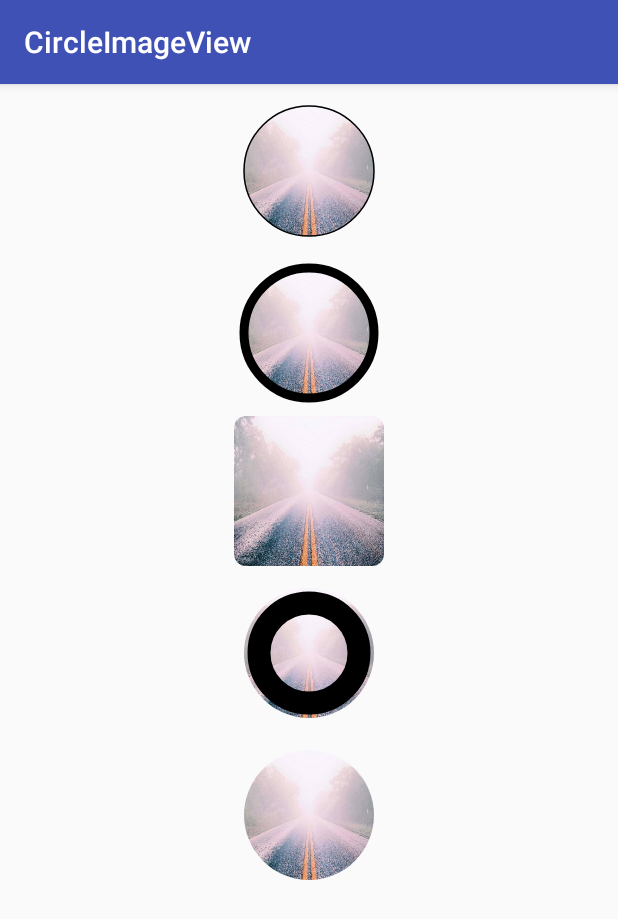
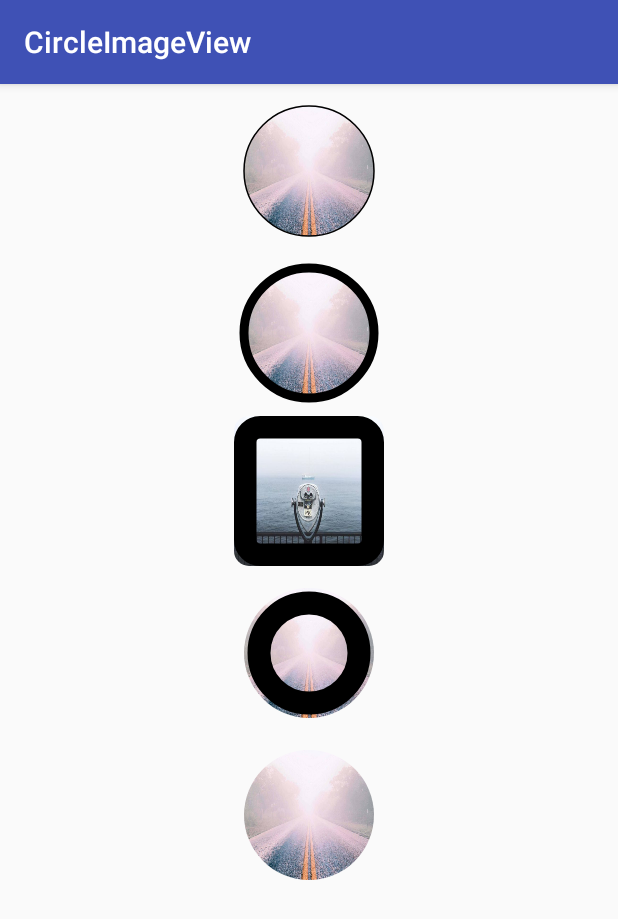
Before and after one commit to Aaron-DBJ/CircleImageView, an Android app: the screen it shows after launch (MainActivity), on a phone screen of 412 x 824 dp. Shown: the top 919 px of the screen. Run offline under Robolectric (Android 15) with nearby library versions, the phone set to English and light mode, and no system bars; our stand-ins replace CircleImageView.

Commit message:
增加圆角矩形边框和可以设置长短半轴的功能

```diff
--- a/app/build.gradle
+++ b/app/build.gradle
@@ -19,10 +19,12 @@ android {
 }
 
 dependencies {
-    implementation fileTree(dir: 'libs', include: ['*.jar'])
+    implementation fileTree(include: ['*.jar'], dir: 'libs')
     implementation 'com.android.support:appcompat-v7:27.1.1'
     implementation 'com.android.support.constraint:constraint-layout:1.1.3'
     testImplementation 'junit:junit:4.12'
     androidTestImplementation 'com.android.support.test:runner:1.0.2'
     androidTestImplementation 'com.android.support.test.espresso:espresso-core:3.0.2'
+    implementation 'com.github.bumptech.glide:glide:4.8.0'
+    implementation 'com.squareup.okhttp3:okhttp:3.11.0'
 }
--- a/app/src/main/AndroidManifest.xml
+++ b/app/src/main/AndroidManifest.xml
@@ -1,7 +1,7 @@
 <?xml version="1.0" encoding="utf-8"?>
 <manifest xmlns:android="http://schemas.android.com/apk/res/android"
     package="com.arron_dbj.circleimageview">
-
+    <uses-permission android:name="android.permission.INTERNET"/>
     <application
         android:allowBackup="true"
         android:icon="@mipmap/ic_launcher"
--- a/app/src/main/java/com/arron_dbj/circleimageview/CircleImageView.java
+++ b/app/src/main/java/com/arron_dbj/circleimageview/CircleImageView.java
@@ -20,38 +20,48 @@ public class CircleImageView extends View {
      * 图形画笔
      */
     private Paint mPaint;
+
     /**
      * 绘制在所画区域的贴图
      */
     private Bitmap bitmap;
+
     /**
      * 图片着色器
      */
     private BitmapShader shader;
+
     /**
      * 绘制边框的画笔
      */
     private Paint mBorderPaint;
+
     /**
      * 图形形状，0表示圆形，1表示圆角矩形
      */
     private int enumShapeStyle = 0;
+
     /**
      * 圆角半径，暂时长半轴和短半轴设置为一样
      */
-    private float roundRadius = 5;
+    private float roundRadiusX = 5;
+    private float roundRadiusY = 5;
+
     /**
      * 边框宽度
      */
     private float borderWidth = 0;
+
     /**
      * 边框颜色
      */
-    private int strokeBorderColor = Color.TRANSPARENT;
+    private int borderColor = Color.TRANSPARENT;
+
     /**
      * 圆形视图的圆心x轴坐标
      */
     float circleX;
+
     /**
      * 圆形视图的圆心y轴坐标
      */
@@ -73,6 +83,7 @@ public class CircleImageView extends View {
         super(context, attrs);
         init(context, attrs);
     }
+
 
     /**
      * 主要用来处理视图宽或高为wrap_content的情况
@@ -120,23 +131,27 @@ public class CircleImageView extends View {
         bitmap = BitmapFactory.decodeResource(getResources(), bitmapId);
         enumShapeStyle = typedArray.getInt(R.styleable.CircleImageView_shapeStyle, 0);
         if (enumShapeStyle == 1){
-            roundRadius = typedArray.getDimension(R.styleable.CircleImageView_roundRadius, 5);
+            roundRadiusX = typedArray.getDimension(R.styleable.CircleImageView_roundRadiusX, 5);
+            roundRadiusY = typedArray.getDimension(R.styleable.CircleImageView_roundRadiusY, 5);
         }
-        roundRadius = typedArray.getDimension(R.styleable.CircleImageView_roundRadius, 0);
+        roundRadiusX = typedArray.getDimension(R.styleable.CircleImageView_roundRadiusX, 0);
+        roundRadiusY = typedArray.getDimension(R.styleable.CircleImageView_roundRadiusY, 0);
         borderWidth = typedArray.getDimension(R.styleable.CircleImageView_borderWidth, 0);
-        strokeBorderColor = typedArray.getColor(R.styleable.CircleImageView_borderColor, Color.BLACK);
+        borderColor = typedArray.getColor(R.styleable.CircleImageView_borderColor, Color.BLACK);
         //必须调用recycle方法来回收typearray，以便以后复用
         typedArray.recycle();
+        initPaint();
+    }
 
+    private void initPaint(){
         mPaint = new Paint();
         mPaint.setAntiAlias(true);
         shader = new BitmapShader(bitmap, Shader.TileMode.CLAMP, Shader.TileMode.CLAMP);
         mBorderPaint = new Paint();
         mBorderPaint.setAntiAlias(true);
-        mBorderPaint.setColor(strokeBorderColor);
+        mBorderPaint.setColor(borderColor);
         mBorderPaint.setStrokeWidth(borderWidth);
         mBorderPaint.setStyle(Paint.Style.STROKE);
-        Log.d("BorderWidth", borderWidth+"");
     }
 
     /**
@@ -146,7 +161,7 @@ public class CircleImageView extends View {
     @Override
     protected void onDraw(Canvas canvas) {
         super.onDraw(canvas);
-        //使用变换矩阵，将BitmapShader变换到与控件大小相同
+        //使用变换矩阵，将BitmapShader变换到与控件宽或高相同
         Matrix matrix = new Matrix();
         float scaleX = (float) getWidth() / bitmap.getWidth();
         float scaleY = (float) getHeight() / bitmap.getHeight();
@@ -163,23 +178,48 @@ public class CircleImageView extends View {
             canvas.drawCircle(circleX, circleY, Math.min(getWidth() / 2, getHeight() / 2) - 10, mPaint);
             drawBorder(canvas);
         }else if (enumShapeStyle == 1) {
-            canvas.drawRoundRect(new RectF(0, 0, getWidth(), getHeight()), roundRadius, roundRadius, mPaint);
+            canvas.drawRoundRect(new RectF(0, 0, getWidth(), getHeight()), roundRadiusX, roundRadiusY, mPaint);
+            drawBorder(canvas);
         }
     }
 
     private void drawBorder(Canvas canvas){
-        if (borderWidth == 0){
+        switch (getShapeStyle()) {
+            case 0:
+                if (borderWidth == 0) {
                     mBorderPaint.setAlpha(0);
                     canvas.drawCircle(circleX, circleY, Math.min(getWidth() / 2, getHeight() / 2), mBorderPaint);
-        }else if (borderWidth > 15 && borderWidth< dp2px(getContext(), 15)){
+                } else if (borderWidth > 15 && borderWidth < dp2px(getContext(), 15)) {
                     canvas.drawCircle(circleX, circleY, Math.min(getWidth() / 2, getHeight() / 2) - 20, mBorderPaint);
-        }else if (borderWidth >= dp2px(getContext(), 15)){
+                } else if (borderWidth >= dp2px(getContext(), 15)) {
                     mBorderPaint.setStrokeWidth(dp2px(getContext(), 15));
                     canvas.drawCircle(circleX, circleY, Math.min(getWidth() / 2, getHeight() / 2) - 25, mBorderPaint);
-        } else{
+                } else {
                     canvas.drawCircle(circleX, circleY, Math.min(getWidth() / 2, getHeight() / 2) - 10, mBorderPaint);
                 }
-        Log.d("MainActivity", "Draw succeed.");
+                break;
+            case 1:
+                /**
+                 * 直接这样绘制圆角矩形边框会发现四个圆角的线宽要大于四边直线线宽。
+                 * 出现这种问题的原因是，使用Style.Stroke绘制粗线，基准线在中线，
+                 * stroke边由中线向内外扩展。直接以矩形的最外一圈作为基准线，
+                 * 导致直线边只能绘制向里的一半线宽。
+                 */
+                if (borderWidth <= dp2px(getContext(), 15)) {
+                    float halfStrokeWidth = borderWidth / 2;
+                    canvas.drawRoundRect(new RectF(halfStrokeWidth, halfStrokeWidth, getWidth() - halfStrokeWidth,
+                            getHeight() - halfStrokeWidth), roundRadiusX, roundRadiusY, mBorderPaint);
+                }else {
+                    mBorderPaint.setStrokeWidth(dp2px(getContext(), 15));
+                    float halfStrokeWidth = borderWidth / 2;
+                    canvas.drawRoundRect(new RectF(halfStrokeWidth, halfStrokeWidth, getWidth() - halfStrokeWidth,
+                            getHeight() - halfStrokeWidth), roundRadiusX, roundRadiusY, mBorderPaint);
+                }
+                break;
+        }
+    }
+    private int getShapeStyle(){
+        return enumShapeStyle;
     }
 
     private int dp2px(Context context, int dpValue){
@@ -187,4 +227,5 @@ public class CircleImageView extends View {
         Log.d("dp2px", (int) (dpValue*scale + 0.5f)+"");
         return (int) (dpValue*scale + 0.5f);
     }
+
 }
--- a/app/src/main/java/com/arron_dbj/circleimageview/MainActivity.java
+++ b/app/src/main/java/com/arron_dbj/circleimageview/MainActivity.java
@@ -1,7 +1,7 @@
 package com.arron_dbj.circleimageview;
 
+import android.os.Bundle;
 import android.support.v7.app.AppCompatActivity;
-import android.os.Bundle;
 
 public class MainActivity extends AppCompatActivity {
 
@@ -9,5 +9,8 @@ public class MainActivity extends AppCompatActivity {
     protected void onCreate(Bundle savedInstanceState) {
         super.onCreate(savedInstanceState);
         setContentView(R.layout.activity_main);
+
+
     }
+
 }
--- a/app/src/main/res/layout/activity_main.xml
+++ b/app/src/main/res/layout/activity_main.xml
@@ -25,11 +25,15 @@
         android:layout_width="100dp"
         android:layout_height="100dp" />
     <com.arron_dbj.circleimageview.CircleImageView
+        android:id="@+id/roundrect"
         android:layout_gravity="center_horizontal"
-        app:src="@drawable/joshua"
         android:layout_marginTop="5dp"
         app:shapeStyle="roundRect"
-        app:roundRadius="8dp"
+        app:src="@drawable/binoculars"
+        app:roundRadiusX="10dp"
+        app:roundRadiusY="10dp"
+        app:borderColor="#000000"
+        app:borderWidth="15dp"
         android:layout_width="100dp"
         android:layout_height="100dp" />
     <com.arron_dbj.circleimageview.CircleImageView
@@ -41,13 +45,12 @@
         android:layout_width="100dp"
         android:layout_height="100dp" />
     <com.arron_dbj.circleimageview.CircleImageView
+        android:id="@+id/circle"
         app:shapeStyle="circle"
         app:borderWidth="0dp"
+        app:src="@drawable/joshua"
         android:layout_marginTop="8dp"
-        app:src="@drawable/joshua"
         android:layout_gravity="center_horizontal"
         android:layout_width="100dp"
         android:layout_height="100dp" />
-
-
 </LinearLayout>
--- a/app/src/main/res/values/attr.xml
+++ b/app/src/main/res/values/attr.xml
@@ -8,6 +8,7 @@
             <enum name="circle" value="0"/>
             <enum name="roundRect" value="1"/>
         </attr>
-        <attr name="roundRadius" format="dimension"/>
+        <attr name="roundRadiusX" format="dimension"/>
+        <attr name="roundRadiusY" format="dimension"/>
     </declare-styleable>
 </resources>
--- a/circleimageview/src/main/res/values/attr.xml
+++ b/circleimageview/src/main/res/values/attr.xml
@@ -8,6 +8,7 @@
             <enum name="circle" value="0"/>
             <enum name="roundRect" value="1"/>
         </attr>
-        <attr name="roundRadius" format="dimension"/>
+        <attr name="roundRadiusX" format="dimension"/>
+        <attr name="roundRadiusY" format="dimension"/>
     </declare-styleable>
 </resources>
```
Also changed, not shown: circleimageview/src/main/java/com/arron_dbj/circleimageview/CircleImageView.java (+49 -11 lines). Lines whose indentation alone changed are shown as unchanged.
